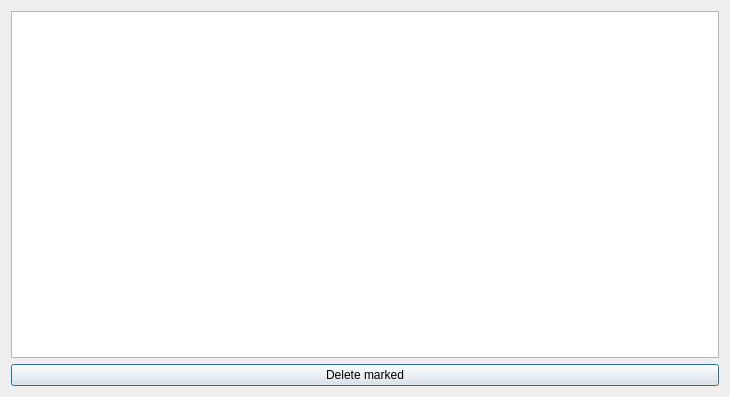
Above: Skil 3/UI/deletelink.ui from SenpaiPlz/0011Week before the change. Below: the same form after it.
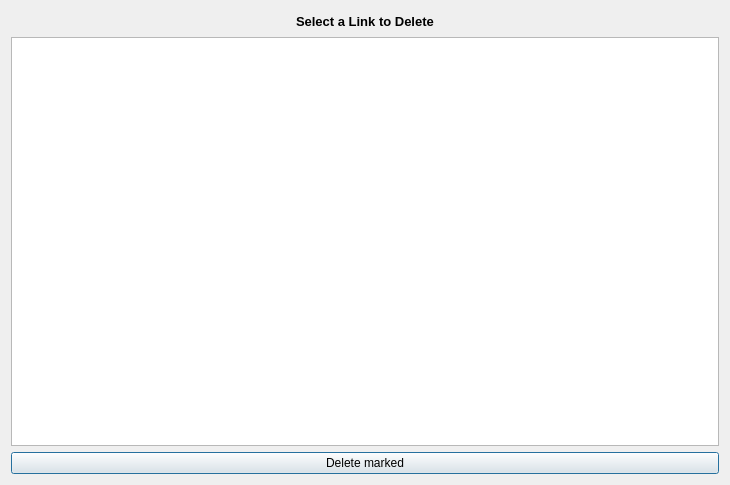
That is the form after the change. Icons and pictures are not drawn.

Commit message: change layout, very pretty

```diff
--- a/Skil 3/UI/deletelink.ui
+++ b/Skil 3/UI/deletelink.ui
@@ -7,7 +7,7 @@
     <x>0</x>
     <y>0</y>
     <width>730</width>
-    <height>397</height>
+    <height>485</height>
    </rect>
   </property>
   <property name="windowTitle">
@@ -16,6 +16,70 @@
   <layout class="QHBoxLayout" name="horizontalLayout_2">
    <item>
     <layout class="QVBoxLayout" name="verticalLayout">
+     <item>
+      <layout class="QHBoxLayout" name="horizontalLayout_3">
+       <item>
+        <spacer name="horizontalSpacer">
+         <property name="orientation">
+          <enum>Qt::Horizontal</enum>
+         </property>
+         <property name="sizeHint" stdset="0">
+          <size>
+           <width>40</width>
+           <height>20</height>
+          </size>
+         </property>
+        </spacer>
+       </item>
+       <item>
+        <widget class="QLabel" name="label_3">
+         <property name="text">
+          <string/>
+         </property>
+         <property name="pixmap">
+          <pixmap resource="../themelogo.qrc">:/liltree.png</pixmap>
+         </property>
+        </widget>
+       </item>
+       <item>
+        <widget class="QLabel" name="label_2">
+         <property name="font">
+          <font>
+           <pointsize>10</pointsize>
+           <weight>75</weight>
+           <bold>true</bold>
+          </font>
+         </property>
+         <property name="text">
+          <string>Select a Link to Delete</string>
+         </property>
+        </widget>
+       </item>
+       <item>
+        <widget class="QLabel" name="label">
+         <property name="text">
+          <string/>
+         </property>
+         <property name="pixmap">
+          <pixmap resource="../themelogo.qrc">:/liltree.png</pixmap>
+         </property>
+        </widget>
+       </item>
+       <item>
+        <spacer name="horizontalSpacer_2">
+         <property name="orientation">
+          <enum>Qt::Horizontal</enum>
+         </property>
+         <property name="sizeHint" stdset="0">
+          <size>
+           <width>40</width>
+           <height>20</height>
+          </size>
+         </property>
+        </spacer>
+       </item>
+      </layout>
+     </item>
      <item>
       <widget class="QTableWidget" name="table_link">
        <property name="editTriggers">
```
Left out of the diff: 8 changed lines with no effect on the pictures. The commit also changes 9 other files.
